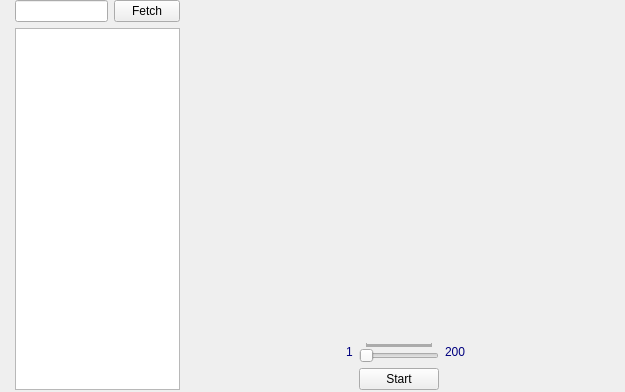
alisantouri1993/FortuneWheel, file mainwindow.ui: the form before one commit.
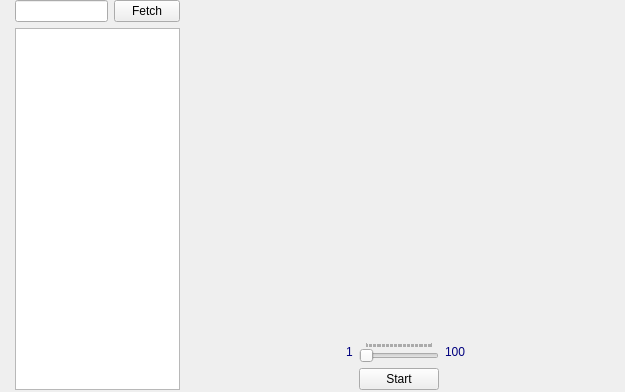
The form after the commit. Custom widgets are drawn as their Qt base class.

Commit message: Reduce Ui in Files Count  > 90 change Timer for Better results

The edit to the form file:
```diff
--- a/mainwindow.ui
+++ b/mainwindow.ui
@@ -88,7 +88,7 @@
          <number>1</number>
         </property>
         <property name="maximum">
-         <number>200</number>
+         <number>100</number>
         </property>
         <property name="value">
          <number>1</number>
@@ -198,7 +198,7 @@
             <string notr="true">color: rgb(0, 0, 127);</string>
            </property>
            <property name="text">
-            <string>200</string>
+            <string>100</string>
            </property>
           </widget>
          </item>
```
The commit also changes 1 other file.
